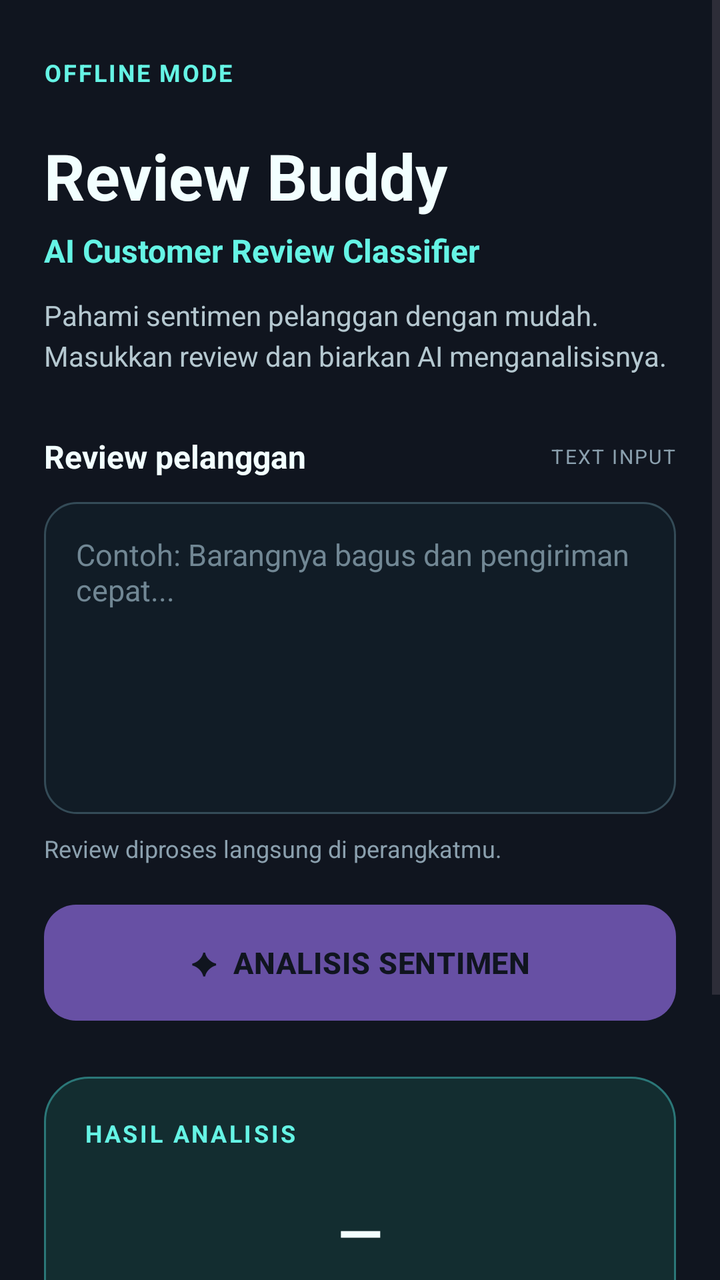
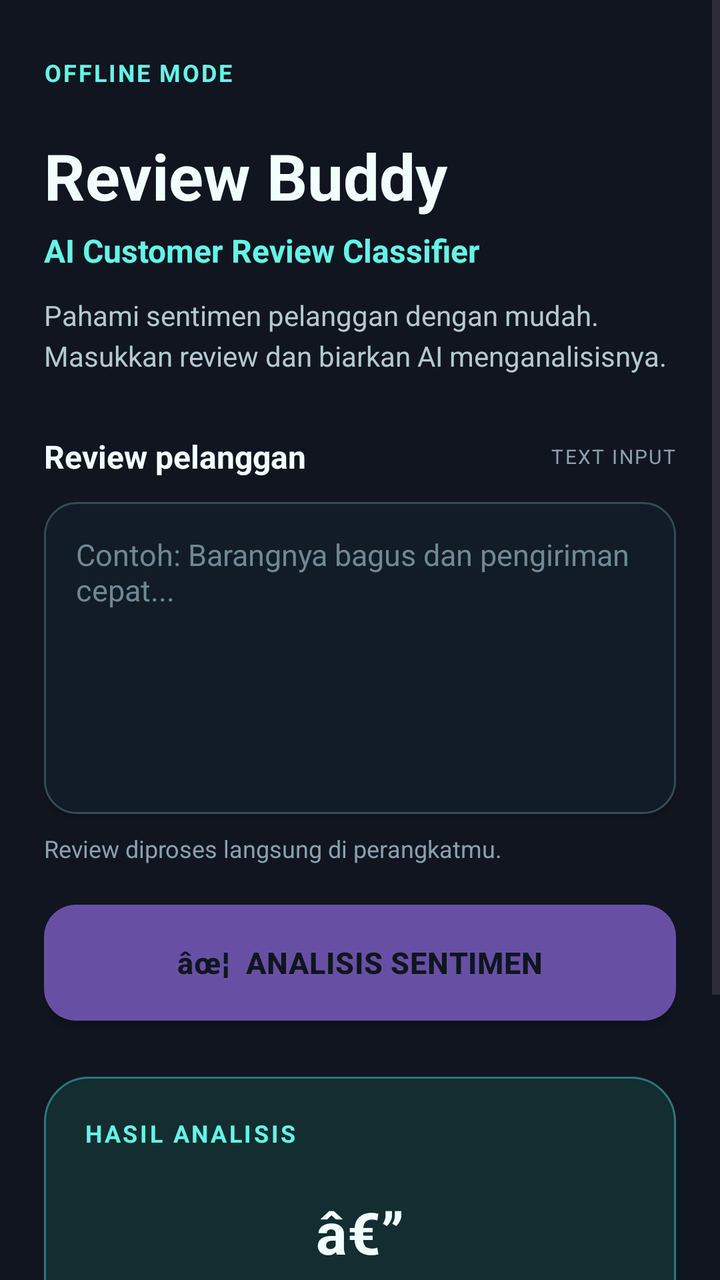

An Android layout rendered at two revisions. The XML below is the earlier revision; the diff shows what the commit changed to produce the second picture.
<!-- AndroidManifest.xml: application theme Theme.CustomerReviewClassifier -->
<!-- res/layout/activity_main.xml -->
<?xml version="1.0" encoding="utf-8"?>
<ScrollView xmlns:android="http://schemas.android.com/apk/res/android"
    android:id="@+id/main"
    android:layout_width="match_parent"
    android:layout_height="match_parent"
    android:background="@color/background_navy"
    android:fillViewport="true"
    android:clipToPadding="false">

    <LinearLayout
        android:layout_width="match_parent"
        android:layout_height="wrap_content"
        android:orientation="vertical"
        android:paddingStart="22dp"
        android:paddingTop="28dp"
        android:paddingEnd="22dp"
        android:paddingBottom="28dp">

        
        <TextView
            android:id="@+id/tvOfflineBadge"
            android:layout_width="wrap_content"
            android:layout_height="wrap_content"
            android:text="OFFLINE MODE"
            android:textColor="@color/accent_teal"
            android:textSize="12sp"
            android:textStyle="bold"
            android:letterSpacing="0.08" />

        
        <TextView
            android:id="@+id/tvTitle"
            android:layout_width="match_parent"
            android:layout_height="wrap_content"
            android:layout_marginTop="22dp"
            android:text="Review Buddy"
            android:textColor="@color/text_primary"
            android:textSize="32sp"
            android:textStyle="bold"
            android:fontFamily="sans" />

        <TextView
            android:id="@+id/tvSubtitle"
            android:layout_width="match_parent"
            android:layout_height="wrap_content"
            android:layout_marginTop="5dp"
            android:text="AI Customer Review Classifier"
            android:textColor="@color/accent_teal"
            android:textSize="16sp"
            android:textStyle="bold" />

        <TextView
            android:id="@+id/tvDescription"
            android:layout_width="match_parent"
            android:layout_height="wrap_content"
            android:layout_marginTop="12dp"
            android:text="Pahami sentimen pelanggan dengan mudah. Masukkan review dan biarkan AI menganalisisnya."
            android:textColor="@color/text_secondary"
            android:textSize="14sp"
            android:lineSpacingExtra="4dp" />

        
        <LinearLayout
            android:layout_width="match_parent"
            android:layout_height="wrap_content"
            android:layout_marginTop="30dp"
            android:orientation="horizontal"
            android:gravity="center_vertical">

            <TextView
                android:id="@+id/tvInputLabel"
                android:layout_width="0dp"
                android:layout_height="wrap_content"
                android:layout_weight="1"
                android:text="Review pelanggan"
                android:textColor="@color/text_primary"
                android:textSize="16sp"
                android:textStyle="bold" />

            <TextView
                android:layout_width="wrap_content"
                android:layout_height="wrap_content"
                android:text="TEXT INPUT"
                android:textColor="@color/text_muted"
                android:textSize="10sp"
                android:letterSpacing="0.08" />

        </LinearLayout>

        
        <EditText
            android:id="@+id/etReview"
            android:layout_width="match_parent"
            android:layout_height="156dp"
            android:layout_marginTop="12dp"
            android:background="@drawable/bg_review_input"
            android:gravity="top|start"
            android:hint="Contoh: Barangnya bagus dan pengiriman cepat..."
            android:inputType="textMultiLine|textCapSentences"
            android:minLines="4"
            android:maxLines="7"
            android:padding="16dp"
            android:scrollbars="vertical"
            android:textColor="@color/text_primary"
            android:textColorHint="@color/text_hint"
            android:textSize="15sp"
            android:fontFamily="sans"
            android:autofillHints="off" />

        <TextView
            android:layout_width="match_parent"
            android:layout_height="wrap_content"
            android:layout_marginTop="9dp"
            android:text="Review diproses langsung di perangkatmu."
            android:textColor="@color/text_muted"
            android:textSize="12sp" />

        
        <Button
            android:id="@+id/btnPredict"
            android:layout_width="match_parent"
            android:layout_height="58dp"
            android:layout_marginTop="20dp"
            android:background="@drawable/bg_predict_button"
            android:backgroundTint="@color/accent_teal"
            android:elevation="0dp"
            android:gravity="center"
            android:letterSpacing="0.02"
            android:minHeight="0dp"
            android:minWidth="0dp"
            android:paddingStart="16dp"
            android:paddingEnd="16dp"
            android:text="✦  ANALISIS SENTIMEN"
            android:textAllCaps="false"
            android:textColor="@color/background_navy"
            android:textSize="15sp"
            android:textStyle="bold" />

        
        <LinearLayout
            android:id="@+id/resultContainer"
            android:layout_width="match_parent"
            android:layout_height="wrap_content"
            android:layout_marginTop="28dp"
            android:background="@drawable/bg_result_card"
            android:orientation="vertical"
            android:padding="20dp">

            <TextView
                android:id="@+id/tvResultTitle"
                android:layout_width="match_parent"
                android:layout_height="wrap_content"
                android:text="HASIL ANALISIS"
                android:textColor="@color/accent_teal"
                android:textSize="12sp"
                android:textStyle="bold"
                android:letterSpacing="0.10" />

            <TextView
                android:id="@+id/tvSentiment"
                android:layout_width="match_parent"
                android:layout_height="wrap_content"
                android:layout_marginTop="22dp"
                android:gravity="center"
                android:text="—"
                android:textColor="@color/text_primary"
                android:textSize="29sp"
                android:textStyle="bold" />

            <TextView
                android:id="@+id/tvConfidence"
                android:layout_width="match_parent"
                android:layout_height="wrap_content"
                android:layout_marginTop="9dp"
                android:gravity="center"
                android:text="Confidence: —"
                android:textColor="@color/text_secondary"
                android:textSize="14sp" />

            <View
                android:layout_width="match_parent"
                android:layout_height="1dp"
                android:layout_marginTop="20dp"
                android:layout_marginBottom="14dp"
                android:background="@color/divider_color" />

            <TextView
                android:layout_width="match_parent"
                android:layout_height="wrap_content"
                android:gravity="center"
                android:text="Hasil klasifikasi menggunakan model AI lokal"
                android:textColor="@color/text_muted"
                android:textSize="12sp" />

        </LinearLayout>

        
        <TextView
            android:id="@+id/tvFooter"
            android:layout_width="match_parent"
            android:layout_height="wrap_content"
            android:layout_marginTop="25dp"
            android:gravity="center"
            android:text="Powered by IndoBERT • ONNX Runtime"
            android:textColor="@color/text_muted"
            android:textSize="12sp" />

        <TextView
            android:layout_width="match_parent"
            android:layout_height="wrap_content"
            android:layout_marginTop="6dp"
            android:gravity="center"
            android:text="ON-DEVICE AI • NO INTERNET REQUIRED"
            android:textColor="@color/accent_teal"
            android:textSize="10sp"
            android:letterSpacing="0.05" />

    </LinearLayout>

</ScrollView>
<!-- resources referenced by this layout -->
<resources>
  <color name="accent_teal">#65F4E5</color>
  <color name="background_navy">#10151F</color>
  <color name="divider_color">#294047</color>
  <color name="text_hint">#718794</color>
  <color name="text_muted">#8BA0AE</color>
  <color name="text_primary">#F2FFFF</color>
  <color name="text_secondary">#B5C8D0</color>
  <!-- drawable bg_predict_button (drawable) -->
  <?xml version="1.0" encoding="utf-8"?>
  <shape xmlns:android="http://schemas.android.com/apk/res/android"
      android:shape="rectangle">
  
      <solid android:color="@color/accent_teal" />
  
      <corners android:radius="16dp" />
  
  </shape>
  <!-- drawable bg_result_card (drawable) -->
  <?xml version="1.0" encoding="utf-8"?>
  <shape xmlns:android="http://schemas.android.com/apk/res/android"
      android:shape="rectangle">
  
      <solid android:color="@color/surface_result" />
  
      <stroke
          android:width="1dp"
          android:color="@color/border_teal" />
  
      <corners android:radius="22dp" />
  
  </shape>
  <!-- drawable bg_review_input (drawable) -->
  <?xml version="1.0" encoding="utf-8"?>
  <shape xmlns:android="http://schemas.android.com/apk/res/android"
      android:shape="rectangle">
  
      <solid android:color="@color/surface_input" />
  
      <stroke
          android:width="1dp"
          android:color="@color/border_input" />
  
      <corners android:radius="16dp" />
  
      <padding
          android:left="4dp"
          android:top="4dp"
          android:right="4dp"
          android:bottom="4dp" />
  
  </shape>
  <style name="Theme.CustomerReviewClassifier" parent="Base.Theme.CustomerReviewClassifier" />
  <color name="surface_result">#132D30</color>
  <color name="border_teal">#2B7778</color>
  <color name="surface_input">#111C26</color>
  <color name="border_input">#344B57</color>
  <style name="Base.Theme.CustomerReviewClassifier" parent="Theme.Material3.DayNight.NoActionBar">
          
          
      </style>
</resources>

<!-- the commit's change to res/layout/activity_main.xml (unified diff, before → after) -->
@@ -1,4 +1,4 @@
-<?xml version="1.0" encoding="utf-8"?>
+﻿<?xml version="1.0" encoding="utf-8"?>
 <ScrollView xmlns:android="http://schemas.android.com/apk/res/android"
     android:id="@+id/main"
     android:layout_width="match_parent"
@@ -94,6 +94,8 @@
             android:layout_height="156dp"
             android:layout_marginTop="12dp"
             android:background="@drawable/bg_review_input"
+            android:elevation="2dp"
+            android:stateListAnimator="@animator/lift_on_interaction"
             android:gravity="top|start"
             android:hint="Contoh: Barangnya bagus dan pengiriman cepat..."
             android:inputType="textMultiLine|textCapSentences"
@@ -122,15 +124,16 @@
             android:layout_height="58dp"
             android:layout_marginTop="20dp"
             android:background="@drawable/bg_predict_button"
-            android:backgroundTint="@color/accent_teal"
-            android:elevation="0dp"
+            android:backgroundTint="@null"
+            android:elevation="3dp"
+            android:stateListAnimator="@animator/lift_on_interaction"
             android:gravity="center"
             android:letterSpacing="0.02"
             android:minHeight="0dp"
             android:minWidth="0dp"
             android:paddingStart="16dp"
             android:paddingEnd="16dp"
-            android:text="✦  ANALISIS SENTIMEN"
+            android:text="âœ¦  ANALISIS SENTIMEN"
             android:textAllCaps="false"
             android:textColor="@color/background_navy"
             android:textSize="15sp"
@@ -143,6 +146,8 @@
             android:layout_height="wrap_content"
             android:layout_marginTop="28dp"
             android:background="@drawable/bg_result_card"
+            android:elevation="3dp"
+            android:stateListAnimator="@animator/lift_on_interaction"
             android:orientation="vertical"
             android:padding="20dp">
 
@@ -162,7 +167,7 @@
                 android:layout_height="wrap_content"
                 android:layout_marginTop="22dp"
                 android:gravity="center"
-                android:text="—"
+                android:text="â€”"
                 android:textColor="@color/text_primary"
                 android:textSize="29sp"
                 android:textStyle="bold" />
@@ -173,7 +178,7 @@
                 android:layout_height="wrap_content"
                 android:layout_marginTop="9dp"
                 android:gravity="center"
-                android:text="Confidence: —"
+                android:text="Confidence: â€”"
                 android:textColor="@color/text_secondary"
                 android:textSize="14sp" />
 
@@ -201,7 +206,7 @@
             android:layout_height="wrap_content"
             android:layout_marginTop="25dp"
             android:gravity="center"
-            android:text="Powered by IndoBERT • ONNX Runtime"
+            android:text="Powered by IndoBERT â€¢ ONNX Runtime"
             android:textColor="@color/text_muted"
             android:textSize="12sp" />
 
@@ -210,7 +215,7 @@
             android:layout_height="wrap_content"
             android:layout_marginTop="6dp"
             android:gravity="center"
-            android:text="ON-DEVICE AI • NO INTERNET REQUIRED"
+            android:text="ON-DEVICE AI â€¢ NO INTERNET REQUIRED"
             android:textColor="@color/accent_teal"
             android:textSize="10sp"
             android:letterSpacing="0.05" />
<!-- resource entries referenced after the edit -->
@@ -9,14 +9,24 @@
   <color name="text_secondary">#B5C8D0</color>
   <!-- drawable bg_predict_button (drawable) -->
   <?xml version="1.0" encoding="utf-8"?>
-  <shape xmlns:android="http://schemas.android.com/apk/res/android"
-      android:shape="rectangle">
+  <ripple xmlns:android="http://schemas.android.com/apk/res/android"
+      android:color="@color/ripple_teal">
   
-      <solid android:color="@color/accent_teal" />
+      <item>
+          <shape android:shape="rectangle">
+              <solid android:color="@color/accent_teal" />
+              <corners android:radius="16dp" />
+          </shape>
+      </item>
   
-      <corners android:radius="16dp" />
+      <item android:id="@android:id/mask">
+          <shape android:shape="rectangle">
+              <solid android:color="#FFFFFFFF" />
+              <corners android:radius="16dp" />
+          </shape>
+      </item>
   
-  </shape>
+  </ripple>
   <!-- drawable bg_result_card (drawable) -->
   <?xml version="1.0" encoding="utf-8"?>
   <shape xmlns:android="http://schemas.android.com/apk/res/android"
@@ -33,25 +43,44 @@
   </shape>
   <!-- drawable bg_review_input (drawable) -->
   <?xml version="1.0" encoding="utf-8"?>
-  <shape xmlns:android="http://schemas.android.com/apk/res/android"
-      android:shape="rectangle">
+  <selector xmlns:android="http://schemas.android.com/apk/res/android">
   
-      <solid android:color="@color/surface_input" />
+      
+      <item android:state_focused="true">
+          <shape android:shape="rectangle">
+              <solid android:color="@color/surface_input" />
+              <stroke
+                  android:width="2dp"
+                  android:color="@color/accent_teal" />
+              <corners android:radius="16dp" />
+          </shape>
+      </item>
   
-      <stroke
-          android:width="1dp"
-          android:color="@color/border_input" />
+      
+      <item android:state_hovered="true">
+          <shape android:shape="rectangle">
+              <solid android:color="@color/surface_input" />
+              <stroke
+                  android:width="1dp"
+                  android:color="@color/border_teal" />
+              <corners android:radius="16dp" />
+          </shape>
+      </item>
   
-      <corners android:radius="16dp" />
+      
+      <item>
+          <shape android:shape="rectangle">
+              <solid android:color="@color/surface_input" />
+              <stroke
+                  android:width="1dp"
+                  android:color="@color/border_input" />
+              <corners android:radius="16dp" />
+          </shape>
+      </item>
   
-      <padding
-          android:left="4dp"
-          android:top="4dp"
-          android:right="4dp"
-          android:bottom="4dp" />
-  
-  </shape>
+  </selector>
   <style name="Theme.CustomerReviewClassifier" parent="Base.Theme.CustomerReviewClassifier" />
+  <color name="ripple_teal">#5565F4E5</color>
   <color name="surface_result">#132D30</color>
   <color name="border_teal">#2B7778</color>
   <color name="surface_input">#111C26</color>
